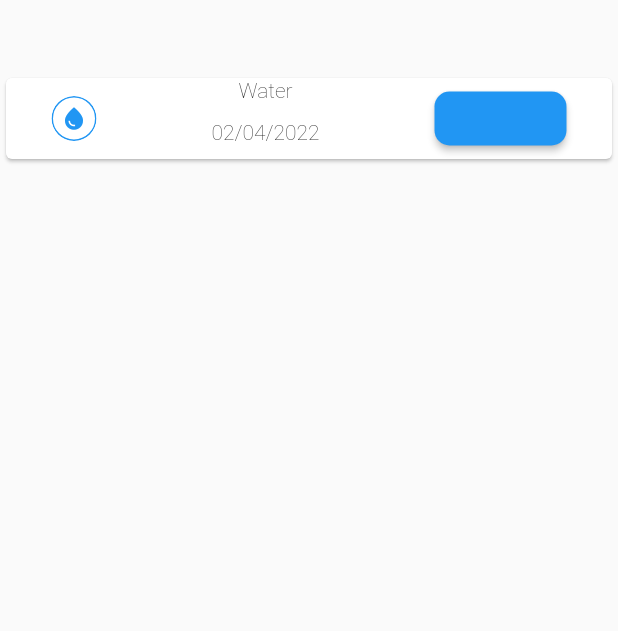
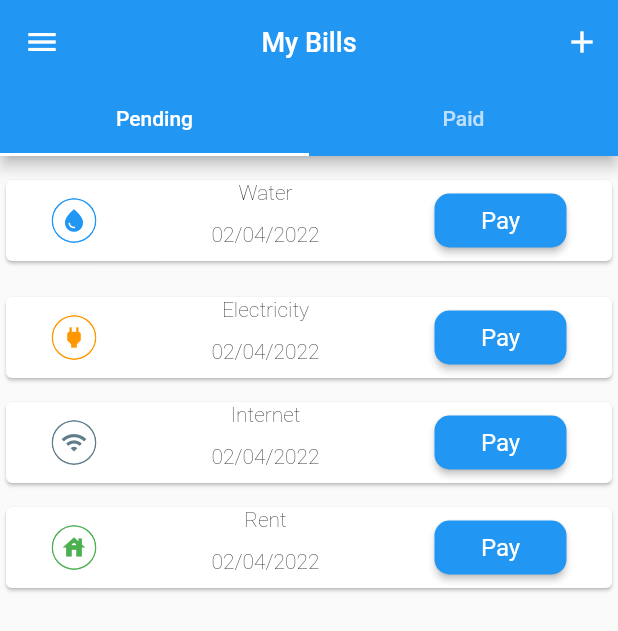
Before and after one commit to Nzovia/kejani, a Flutter app: the screen it shows after launch, on a phone screen of 412 x 824 dp. Shown: the top 631 px of the screen. Run offline on Flutter 3.47's test engine with Material 2 defaults, Android fonts, the phone set to English and light mode, and no system bars; our stand-ins replace get.

Commit message:
added appbar and tabs

```diff
--- a/lib/pages/home_page.dart
+++ b/lib/pages/home_page.dart
@@ -1,5 +1,8 @@
 import 'package:flutter/material.dart';
+import 'package:kejani/pages/tabs/pending_bills.dart';
 import 'package:kejani/widgets/cards/bill_widget.dart';
+
+import 'tabs/paid_bills.dart';
 
 class HomePage extends StatefulWidget {
   const HomePage({Key? key}) : super(key: key);
@@ -11,17 +14,54 @@ class HomePage extends StatefulWidget {
 class _HomePageState extends State<HomePage> {
   @override
   Widget build(BuildContext context) {
-    return Scaffold(
-      body: Container(
-          child:const Padding(
-            padding: EdgeInsets.only(top: 48.0),
-            child: BillsWidget(
-              colors: Colors.blue,
-              billlogo:Icons.water_drop_sharp, billsName: 'Water', date: '02/04/2022' ,
+    return DefaultTabController(
+      length: 2,
+      child: Scaffold(
+        appBar: AppBar(
+          leading: IconButton(
+              icon: const Icon(
+                Icons.menu,
+                size: 24,
+                color: Colors.white,
+              ),
+             onPressed: () {  },
+          ),
+          centerTitle: true,
+          title: const Text(
+            "My Bills",
+            textAlign: TextAlign.center,
+            style: TextStyle(
+              color: Colors.white,
+              fontSize: 18,
+            ),
+          ),
+          actions: [
+            IconButton(onPressed: (){},
+                icon: const Icon(
+                  Icons.add,
+                  size:24.0,
+                  color: Colors.white,
+                ))
+          ],
+          bottom: const TabBar(
+            tabs: [
+              Tab(
+                text: "Pending",
+              ),
+              Tab(
+                text: "Paid",
+              )
+            ],
+          ),
+        ),
+        body: const TabBarView(
+          children: [
+            PaidBills(),
+            PendingBills()
+          ],
 
-            ),
-          )
-    ),
+        ),
+      ),
     );
   }
 }
--- /dev/null
+++ b/lib/pages/tabs/paid_bills.dart
@@ -0,0 +1,51 @@
+import 'package:flutter/material.dart';
+
+import '../../widgets/cards/bill_widget.dart';
+class PaidBills extends StatefulWidget {
+  const PaidBills({Key? key}) : super(key: key);
+
+  @override
+  State<PaidBills> createState() => _PaidBillsState();
+}
+
+class _PaidBillsState extends State<PaidBills> {
+  @override
+  Widget build(BuildContext context) {
+    return Scaffold(
+       body:Container(
+        child: Padding(
+            padding: EdgeInsets.only(top: 12.0),
+            child: Column(
+              children: const [
+                BillsWidget(
+                  colors: Colors.blue,
+                  billlogo: Icons.water_drop_sharp,
+                  billsName: 'Water',
+                  date: '02/04/2022',
+                ),
+                SizedBox(height: 8.0,),
+                BillsWidget(
+                  colors: Colors.orange,
+                  billlogo: Icons.power,
+                  billsName: 'Electricity',
+                  date: '02/04/2022',
+                ),
+                BillsWidget(
+                  colors: Colors.blueGrey,
+                  billlogo: Icons.wifi,
+                  billsName: 'Internet',
+                  date: '02/04/2022',
+                ),
+                BillsWidget(
+                  colors: Colors.green,
+                  billlogo: Icons.house,
+                  billsName: 'Rent',
+                  date: '02/04/2022',
+                ),
+              ],
+
+            )),
+      ),
+    );
+  }
+}
--- /dev/null
+++ b/lib/pages/tabs/pending_bills.dart
@@ -0,0 +1,19 @@
+import 'package:flutter/material.dart';
+import '../../widgets/cards/bill_widget.dart';
+
+class PendingBills extends StatefulWidget {
+  const PendingBills({Key? key}) : super(key: key);
+
+  @override
+  State<PendingBills> createState() => _PendingBillsState();
+}
+
+class _PendingBillsState extends State<PendingBills> {
+  @override
+  Widget build(BuildContext context) {
+    return Container(
+        child: const Center(
+         child: Text("Lipa bills"),
+        ));
+  }
+}
--- a/lib/widgets/button_widget.dart
+++ b/lib/widgets/button_widget.dart
@@ -21,7 +21,7 @@ class ButtonWidget extends StatelessWidget {
       child: Text(buttonText, style: const TextStyle(
         fontWeight: FontWeight.w400,
         fontSize: 16,
-        color: Colors.blue,
+        color: Colors.white,
       )),
     );
 
--- a/pubspec.yaml
+++ b/pubspec.yaml
@@ -18,7 +18,7 @@ publish_to: 'none' # Remove this line if you wish to publish to pub.dev
 version: 1.0.0+1
 
 environment:
-  sdk: ">=2.17.0-182.1.beta <3.0.0"
+  sdk: ">=2.16.2-182.1.beta <3.0.0"
 
 # Dependencies specify other packages that your package needs in order to work.
 # To automatically upgrade your package dependencies to the latest versions
```
Also changed, not shown: images/electricity.png (added), pubspec.lock, 1 other file.
